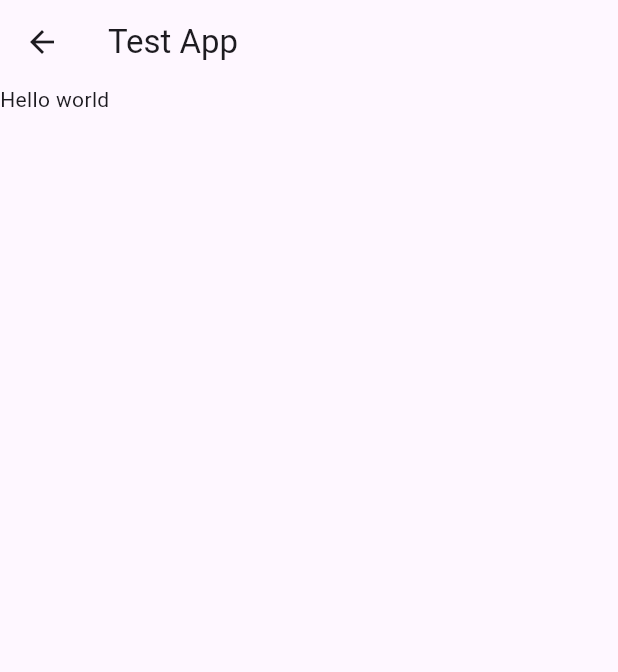
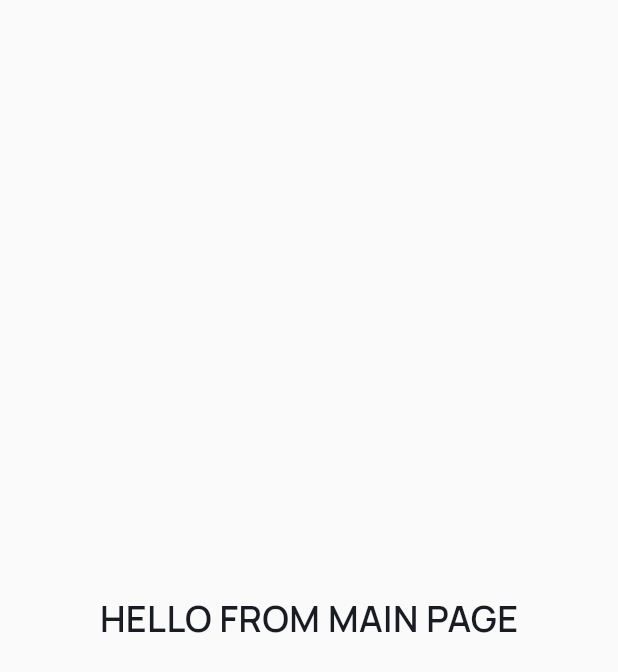
Before and after one commit to sayagaffy/musafir, a Flutter app: the MainPage screen opened directly, on a phone screen of 412 x 824 dp. Shown: the top 672 px of the screen. Run offline on Flutter 3.47's test engine with Material 3 defaults, Android fonts, the phone set to English and light mode, and no system bars; our stand-ins replace google_fonts.

Commit message:
#Add - shared variable thema, - sign up page - main page - custom button widgets - splash page - get started page - add basic routes

```diff
--- a/lib/ui/pages/main_page.dart
+++ b/lib/ui/pages/main_page.dart
@@ -1,21 +1,34 @@
 import 'package:flutter/material.dart';
+import 'package:musafir/shared/theme.dart';
 
 class MainPage extends StatelessWidget {
   const MainPage({super.key});
 
   @override
   Widget build(BuildContext context) {
-    Text title = const Text('Test App');
-    Text body = const Text('Hello world');
+    Widget helloWord() {
+      return Container(
+        width: double.infinity,
+        height: double.infinity,
+        child: Center(
+          child: Text(
+            'HELLO FROM MAIN PAGE',
+            style: blackTextStyle.copyWith(
+              fontSize: 24,
+              fontWeight: semiBold,
+            ),
+          ),
+        ),
+      );
+    }
 
-    AppBar appBar = AppBar(
-      title: title,
+    return Scaffold(
+      backgroundColor: kBackgroundColor,
+      body: Stack(
+        children: [
+          helloWord(),
+        ],
+      ),
     );
-    Scaffold scaffold = Scaffold(
-      appBar: appBar,
-      body: body,
-    );
-
-    return scaffold;
   }
 }
```
Also changed, not shown: lib/main.dart (+12 -6 lines), lib/shared/theme.dart (added, +45 -0 lines), lib/ui/pages/get_started_page.dart (added, +64 -0 lines), lib/ui/pages/sign_up_page.dart (added, +46 -0 lines), lib/ui/pages/splash_widget.dart (added, +46 -0 lines), lib/ui/widgets/custom_button.dart (added, +42 -0 lines), assets/icon_musafir.png (added), assets/image_get_started.png (added).
